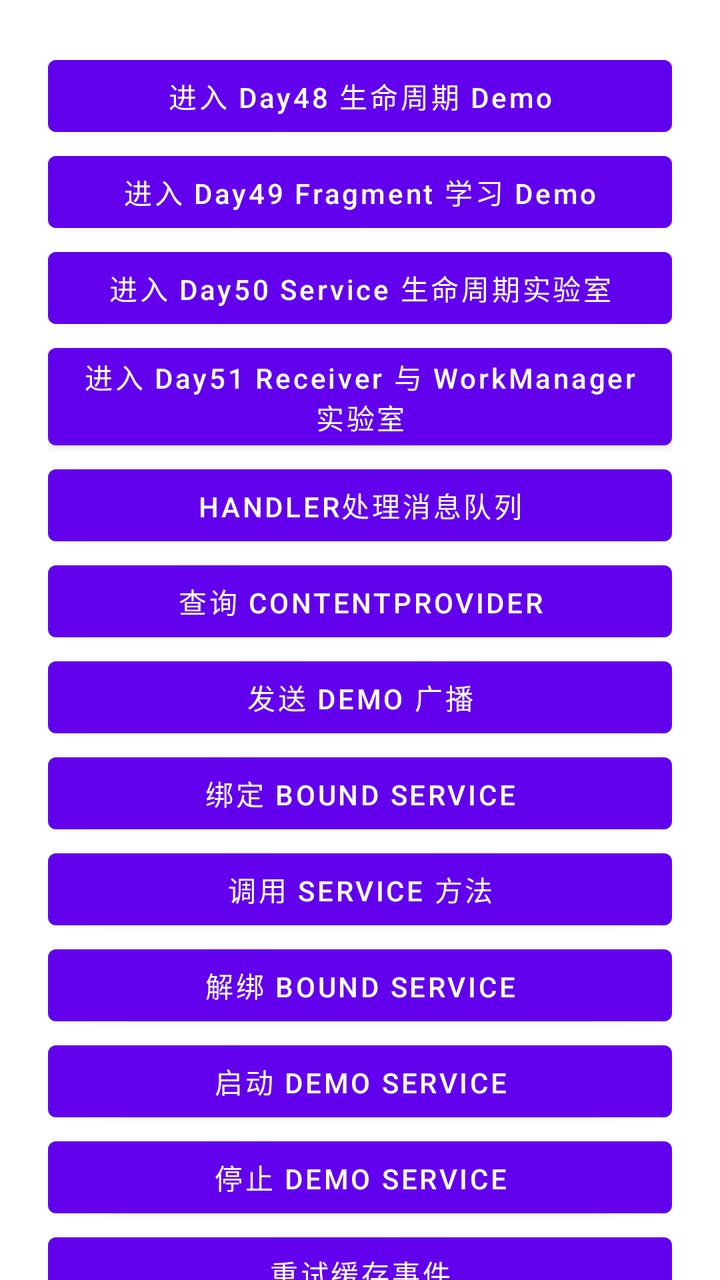
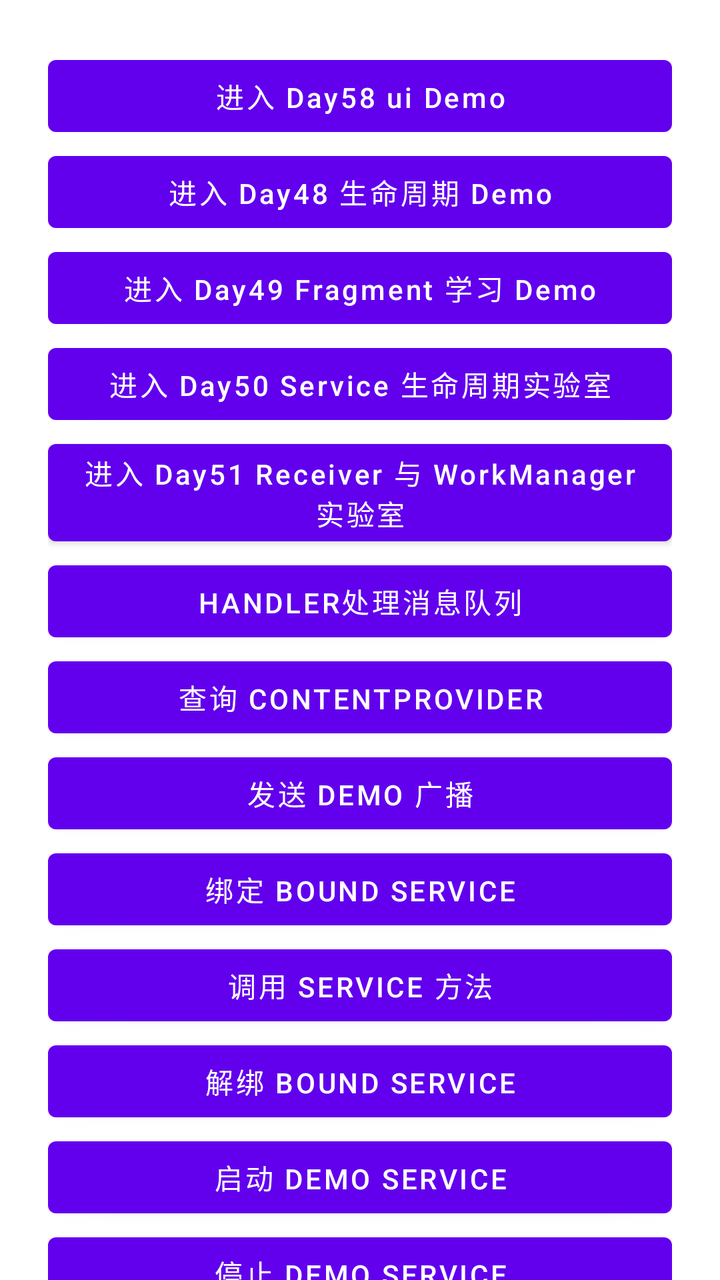

An Android layout rendered at two revisions. The XML below is the earlier revision; the diff shows what the commit changed to produce the second picture.
<!-- AndroidManifest.xml: application theme Theme.SdkStudyDemo -->
<!-- res/layout/activity_main.xml -->
<?xml version="1.0" encoding="utf-8"?>
<androidx.core.widget.NestedScrollView xmlns:android="http://schemas.android.com/apk/res/android"
    android:id="@+id/mainScrollView"
    android:layout_width="match_parent"
    android:layout_height="match_parent"
    android:fillViewport="true">


<LinearLayout
    android:id="@+id/rootLayout"
    android:layout_width="match_parent"
    android:layout_height="match_parent"
    android:orientation="vertical"
    android:padding="24dp">
    <Button
        android:id="@+id/btnOpenDay48Demo"
        android:layout_width="match_parent"
        android:layout_height="wrap_content"
        android:text="进入 Day48 生命周期 Demo"
        android:textAllCaps="false" />

    <Button
        android:id="@+id/btnOpenDay49Demo"
        android:layout_width="match_parent"
        android:layout_height="wrap_content"
        android:text="进入 Day49 Fragment 学习 Demo"
        android:textAllCaps="false" />

    <Button
        android:id="@+id/btnOpenDay50Demo"
        android:layout_width="match_parent"
        android:layout_height="wrap_content"
        android:text="进入 Day50 Service 生命周期实验室"
        android:textAllCaps="false" />

    <Button
        android:id="@+id/btnOpenDay51Demo"
        android:layout_width="match_parent"
        android:layout_height="wrap_content"
        android:text="进入 Day51 Receiver 与 WorkManager 实验室"
        android:textAllCaps="false" />

    <Button
        android:id="@+id/btnHandlerDemo"
        android:layout_width="match_parent"
        android:layout_height="wrap_content"
        android:text="handler处理消息队列" />
    <Button
        android:id="@+id/btnQueryProvider"
        android:layout_width="match_parent"
        android:layout_height="wrap_content"
        android:text="查询 ContentProvider" />
    <Button
        android:id="@+id/btnSendBroadcast"
        android:layout_width="match_parent"
        android:layout_height="wrap_content"
        android:text="发送 Demo 广播" />
    <Button
        android:id="@+id/btnBindService"
        android:layout_width="match_parent"
        android:layout_height="wrap_content"
        android:text="绑定 Bound Service" />

    <Button
        android:id="@+id/btnCallService"
        android:layout_width="match_parent"
        android:layout_height="wrap_content"
        android:text="调用 Service 方法" />

    <Button
        android:id="@+id/btnUnbindService"
        android:layout_width="match_parent"
        android:layout_height="wrap_content"
        android:text="解绑 Bound Service" />
    <Button
        android:id="@+id/btnStartDemoService"
        android:layout_width="match_parent"
        android:layout_height="wrap_content"
        android:text="启动 Demo Service" />

    <Button
        android:id="@+id/btnStopDemoService"
        android:layout_width="match_parent"
        android:layout_height="wrap_content"
        android:text="停止 Demo Service" />
    <Button
        android:id="@+id/btnRetryCachedEvents"
        android:layout_width="match_parent"
        android:layout_height="wrap_content"
        android:text="重试缓存事件" />
    <Button
        android:id="@+id/btnRequestException"
        android:layout_width="match_parent"
        android:layout_height="wrap_content"
        android:text="模拟请求异常" />
    <Button
        android:id="@+id/btnRequestSuccess"
        android:layout_width="match_parent"
        android:layout_height="wrap_content"
        android:text="模拟请求成功" />

    <Button
        android:id="@+id/btnRequestError"
        android:layout_width="match_parent"
        android:layout_height="wrap_content"
        android:text="模拟请求失败" />

    <TextView
        android:id="@+id/tvStateCount"
        android:layout_width="match_parent"
        android:layout_height="wrap_content"
        android:text="页面状态计数：0"
        android:textSize="16sp"
        android:paddingTop="12dp"
        android:paddingBottom="8dp"/>
    <Button
        android:id="@+id/btnParallelTaskTest"
        android:layout_width="match_parent"
        android:layout_height="wrap_content"
        android:text="协程并行任务测试"/>
    <Button
        android:id="@+id/btnTimeoutTest"
        android:layout_width="match_parent"
        android:layout_height="wrap_content"
        android:text="协程超时测试" />
    <Button
        android:id="@+id/btnStartLongCoroutine"
        android:layout_width="match_parent"
        android:layout_height="wrap_content"
        android:text="启动长协程任务" />

    <Button
        android:id="@+id/btnCancelLongCoroutine"
        android:layout_width="match_parent"
        android:layout_height="wrap_content"
        android:text="取消长协程任务" />
    <Button
        android:id="@+id/btnCoroutineTest"
        android:layout_width="match_parent"
        android:layout_height="wrap_content"
        android:text="协程测试" />
    <Button
        android:id="@+id/btnUploadEventCoroutine"
        android:layout_width="match_parent"
        android:layout_height="wrap_content"
        android:text="协程网络上报事件"/>
    <Button
        android:id="@+id/btnUploadEventNetwork"
        android:layout_width="match_parent"
        android:layout_height="wrap_content"
        android:text="网络上报事件"/>
    <Button
        android:id="@+id/btnIncreaseCount"
        android:layout_width="match_parent"
        android:layout_height="wrap_content"
        android:text="增加页面状态计数"/>
    <FrameLayout
        android:id="@+id/infoFragmentContainer"
        android:layout_width="match_parent"
        android:layout_height="wrap_content"/>
    <TextView
        android:id="@+id/tvSdkInfo"
        android:layout_width="match_parent"
        android:layout_height="wrap_content"
        android:text="SDK信息"
        android:textSize="16sp"/>

    <Button
        android:id="@+id/bthCancel"
        android:layout_width="match_parent"
        android:layout_height="wrap_content"
        android:text="取消隐私授权"/>

    <Button
        android:id="@+id/bthSetting"
        android:layout_width="match_parent"
        android:layout_height="wrap_content"
        android:text="进入设置页"/>
    <Button
        android:id = "@+id/bthAgree"
        android:layout_width="match_parent"
        android:layout_height="wrap_content"
        android:text="同意隐私协议"/>

    <Button
        android:id="@+id/btnTrackEvent"
        android:layout_width="match_parent"
        android:layout_height="wrap_content"
        android:text="模拟事件上报" />
    <Button
        android:id="@+id/btnTrackEventByBundle"
        android:layout_width="match_parent"
        android:layout_height="wrap_content"
        android:text="Bundle方式上报事件" />
    <Button
        android:id="@+id/btnRequestCameraPermission"
        android:layout_width="match_parent"
        android:layout_height="wrap_content"
        android:text="请求相机权限" />

    <FrameLayout
        android:id="@+id/fragmentContainer"
        android:layout_width="match_parent"
        android:layout_height="wrap_content"/>

</LinearLayout>
</androidx.core.widget.NestedScrollView>
<!-- resources referenced by this layout -->
<resources>
  <style name="Theme.SdkStudyDemo" parent="Theme.MaterialComponents.Light.NoActionBar">
          <item name="android:windowLightStatusBar">true</item>
          <item name="android:statusBarColor">@android:color/white</item>
          <item name="android:navigationBarColor">@android:color/white</item>
      </style>
</resources>

<!-- the commit's change to res/layout/activity_main.xml (unified diff, before → after) -->
@@ -13,6 +13,12 @@
     android:orientation="vertical"
     android:padding="24dp">
     <Button
+        android:id="@+id/btnOpenDay58Demo"
+        android:layout_width="match_parent"
+        android:layout_height="wrap_content"
+        android:text="进入 Day58 ui Demo"
+        android:textAllCaps="false" />
+    <Button
         android:id="@+id/btnOpenDay48Demo"
         android:layout_width="match_parent"
         android:layout_height="wrap_content"
